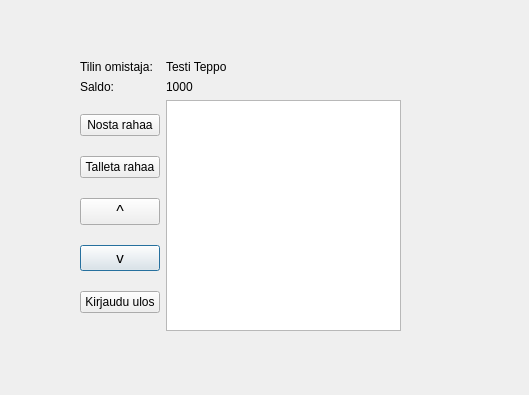
This is bankautomat/paakayttoliittyma.ui in luris123/OAMK-2022-spring-project as Qt 5 draws it before an edit. The edited form follows.
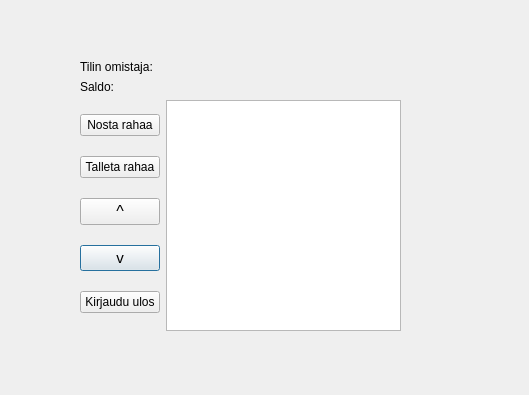
This is the edited form.

The edit to the form file:
```diff
--- a/bankautomat/paakayttoliittyma.ui
+++ b/bankautomat/paakayttoliittyma.ui
@@ -82,7 +82,7 @@
     <item row="1" column="1">
      <widget class="QLabel" name="saldoLabel2">
       <property name="text">
-       <string>1000</string>
+       <string/>
       </property>
      </widget>
     </item>
@@ -103,7 +103,7 @@
     <item row="0" column="1">
      <widget class="QLabel" name="ownerLabel">
       <property name="text">
-       <string>Testi Teppo</string>
+       <string/>
       </property>
      </widget>
     </item>
```
